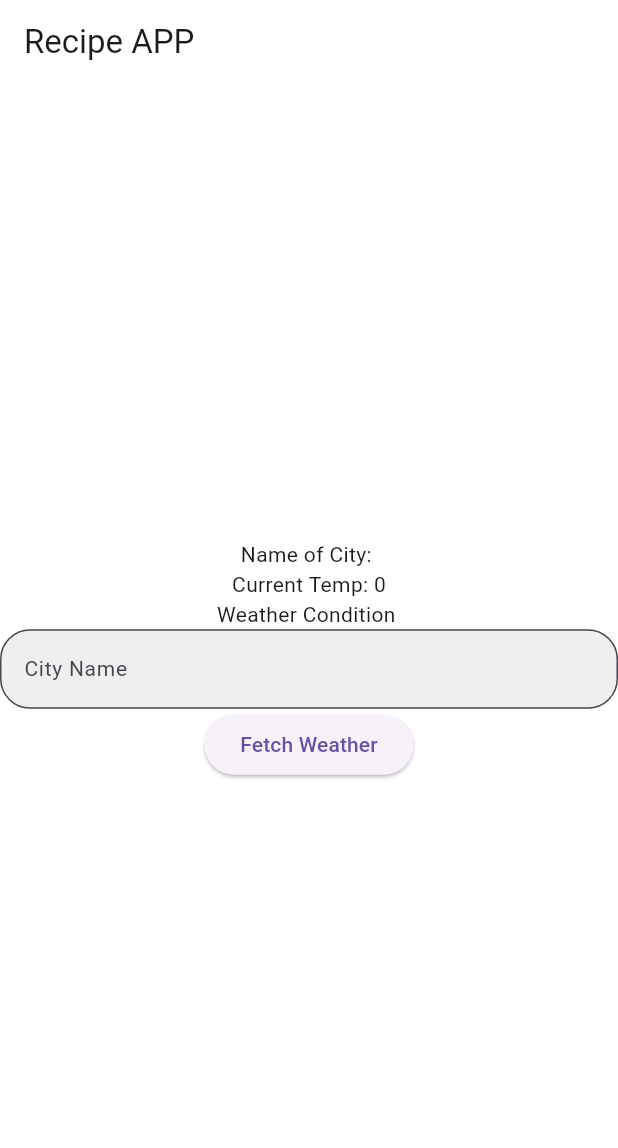
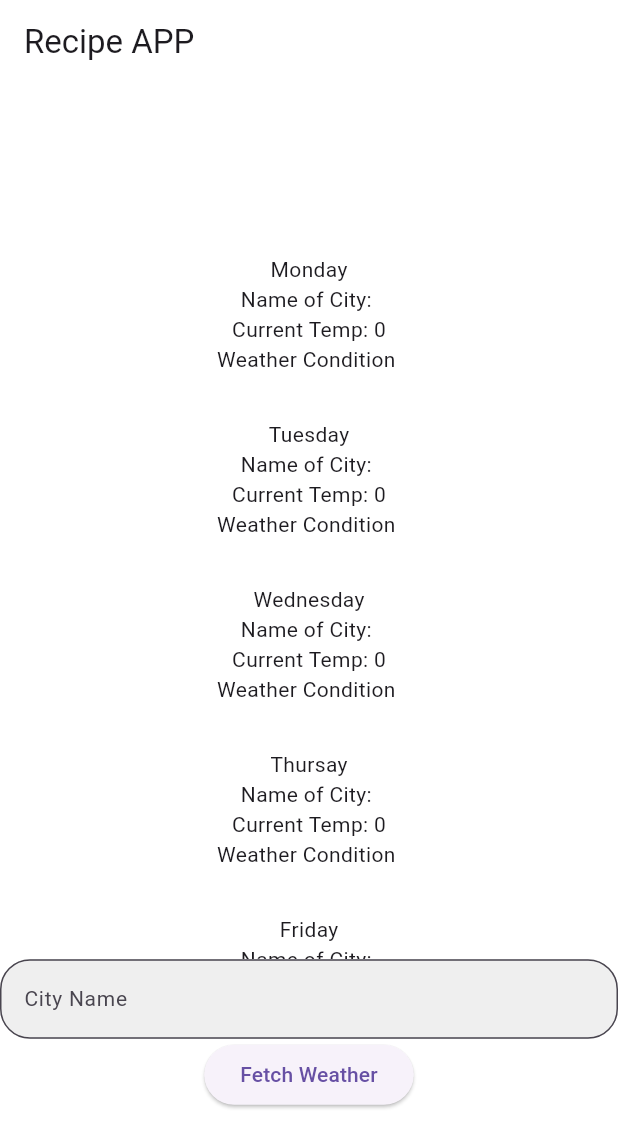
Before and after one commit to sidneysteward0308/weatherapp, a Flutter app: the screen it shows after launch, on a phone screen of 412 x 824 dp. Shown: the top 1148 px of the screen. Run offline on Flutter 3.47's test engine with Material 3 defaults, Android fonts, the phone set to English and light mode, and no system bars; our stand-ins replace google_fonts; Roboto replaces fonts that are missing (Oxygen).

Commit message:
final commit

```diff
--- a/weatherapp/lib/main.dart
+++ b/weatherapp/lib/main.dart
@@ -53,10 +53,69 @@ class _ForcastWeatherState extends State<ForcastWeather> {
         child: Column(
           mainAxisAlignment: MainAxisAlignment.center,
           children: [
-            const SizedBox(),
-            Text('Name of City: $enteredText'),
-            Text('Current Temp: $temperature'),
-            Text('Weather Condition $weather'),
+            Container(
+
+              width: 400,
+              height: 500,
+              child: SingleChildScrollView(
+                child: Column(
+                  children: [
+                    const SizedBox(
+                      height: 30,
+                    ),
+                    const Text('Monday'),
+                    Text(
+                      'Name of City: $enteredText',
+
+                    ),
+                    Text('Current Temp: $temperature'),
+                    Text('Weather Condition $weather'),
+                    const SizedBox(
+                      height: 30,
+                    ),
+                    const Text('Tuesday'),
+                    Text('Name of City: $enteredText'),
+                    Text('Current Temp: $temperature'),
+                    Text('Weather Condition $weather'),
+                    const SizedBox(
+                      height: 30,
+                    ),
+                    const Text('Wednesday'),
+                    Text('Name of City: $enteredText'),
+                    Text('Current Temp: $temperature'),
+                    Text('Weather Condition $weather'),
+                    const SizedBox(
+                      height: 30,
+                    ),
+                    const Text('Thursay'),
+                    Text('Name of City: $enteredText'),
+                    Text('Current Temp: $temperature'),
+                    Text('Weather Condition $weather'),
+                    const SizedBox(
+                      height: 30,
+                    ),
+                    const Text('Friday'),
+                    Text('Name of City: $enteredText'),
+                    Text('Current Temp: $temperature'),
+                    Text('Weather Condition $weather'),
+                    const SizedBox(
+                      height: 30,
+                    ),
+                    const Text('Saturday'),
+                    Text('Name of City: $enteredText'),
+                    Text('Current Temp: $temperature'),
+                    Text('Weather Condition $weather'),
+                    const SizedBox(
+                      height: 30,
+                    ),
+                    const Text('Sunday'),
+                    Text('Name of City: $enteredText'),
+                    Text('Current Temp: $temperature'),
+                    Text('Weather Condition $weather'),
+                  ],
+                ),
+              ),
+            ),
             TextField(
               controller: yourController,
               decoration: InputDecoration(
```
